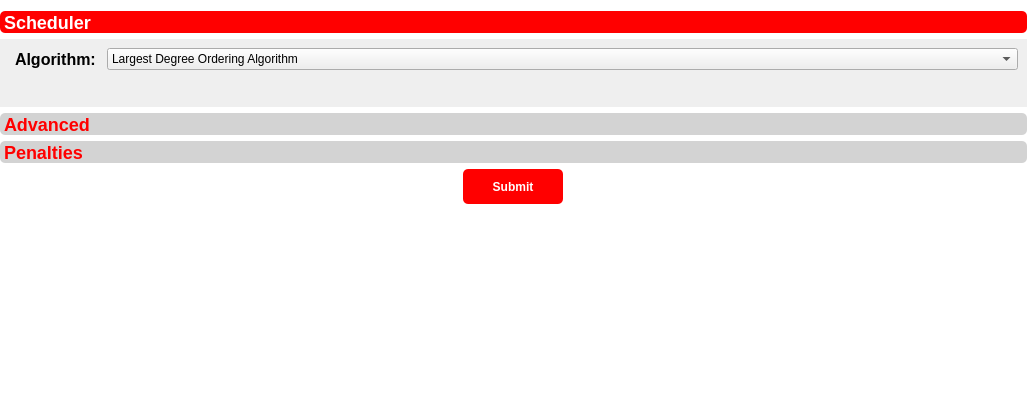
The window that src/views/configuration_form/ConfigurationForm.ui (TudorMaxim/flag_colouring_model) describes before a commit, drawn with Qt 5.
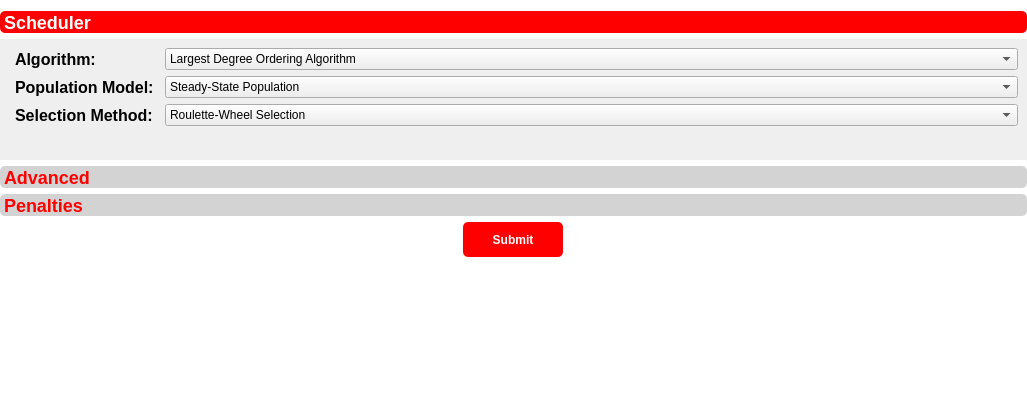
The same window after the commit.

The edit to the form file:
```diff
--- a/src/views/configuration_form/ConfigurationForm.ui
+++ b/src/views/configuration_form/ConfigurationForm.ui
@@ -77,10 +77,16 @@
        <verstretch>0</verstretch>
       </sizepolicy>
      </property>
+     <property name="minimumSize">
+      <size>
+       <width>0</width>
+       <height>205</height>
+      </size>
+     </property>
      <property name="maximumSize">
       <size>
        <width>16777215</width>
-       <height>350</height>
+       <height>400</height>
       </size>
      </property>
      <property name="currentIndex">
@@ -92,7 +98,7 @@
         <x>0</x>
         <y>0</y>
         <width>1027</width>
-        <height>53</height>
+        <height>111</height>
        </rect>
       </property>
       <property name="sizePolicy">
@@ -101,6 +107,12 @@
         <verstretch>0</verstretch>
        </sizepolicy>
       </property>
+      <property name="minimumSize">
+       <size>
+        <width>0</width>
+        <height>0</height>
+       </size>
+      </property>
       <attribute name="label">
        <string>Scheduler</string>
       </attribute>
@@ -141,6 +153,48 @@
            </item>
           </widget>
          </item>
+         <item row="2" column="0">
+          <widget class="QLabel" name="population_model_label">
+           <property name="text">
+            <string>Population Model:</string>
+           </property>
+          </widget>
+         </item>
+         <item row="2" column="1">
+          <widget class="QComboBox" name="population_model_combo_box">
+           <item>
+            <property name="text">
+             <string>Steady-State Population</string>
+            </property>
+           </item>
+           <item>
+            <property name="text">
+             <string>Generational Population</string>
+            </property>
+           </item>
+          </widget>
+         </item>
+         <item row="3" column="0">
+          <widget class="QLabel" name="selection_method_label">
+           <property name="text">
+            <string>Selection Method:</string>
+           </property>
+          </widget>
+         </item>
+         <item row="3" column="1">
+          <widget class="QComboBox" name="selection_method_combo_box">
+           <item>
+            <property name="text">
+             <string>Roulette-Wheel Selection</string>
+            </property>
+           </item>
+           <item>
+            <property name="text">
+             <string>Tournament Selection</string>
+            </property>
+           </item>
+          </widget>
+         </item>
         </layout>
        </item>
       </layout>
```
Left out of the diff: 1 changed line with no effect on the pictures.
